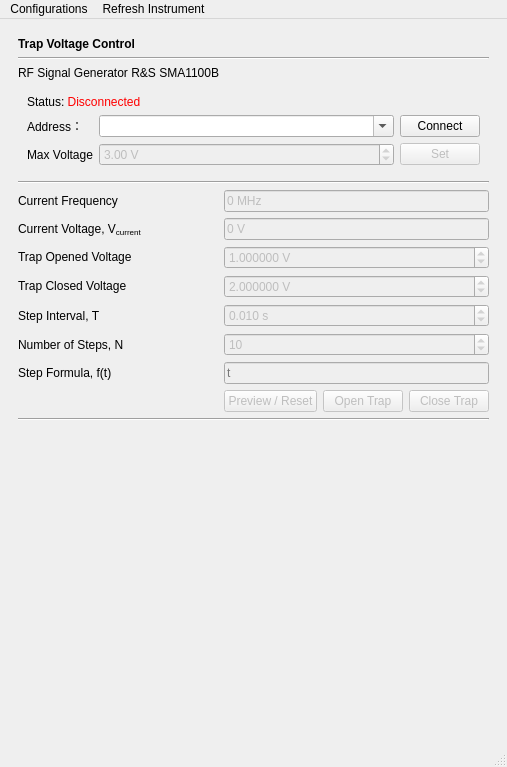
OIST-EQuIP/ion_trap_gui, file mainwindow.ui: the form before one commit.
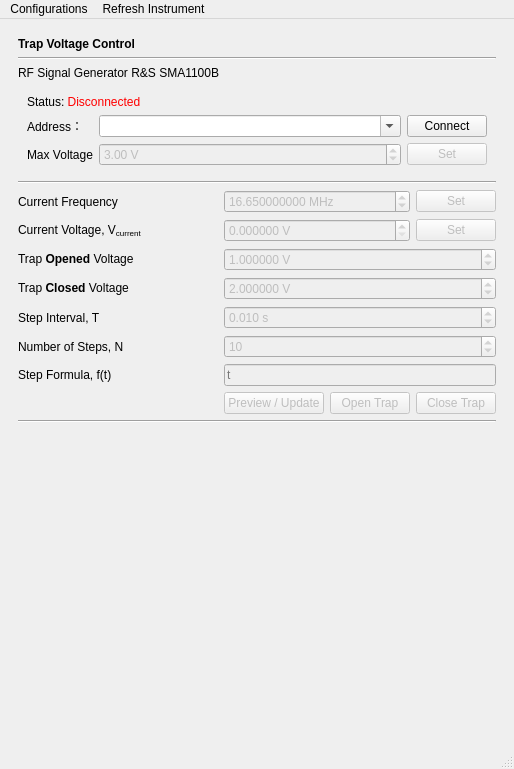
The form after the commit. Custom widgets are drawn as their Qt base class.

The edit to the form file:
```diff
--- a/mainwindow.ui
+++ b/mainwindow.ui
@@ -6,8 +6,8 @@
    <rect>
     <x>0</x>
     <y>0</y>
-    <width>483</width>
-    <height>693</height>
+    <width>485</width>
+    <height>699</height>
    </rect>
   </property>
   <property name="sizePolicy">
@@ -185,32 +185,6 @@
            </property>
           </widget>
          </item>
-         <item row="1" column="1" colspan="4">
-          <widget class="QLineEdit" name="rf_cur_volt">
-           <property name="enabled">
-            <bool>false</bool>
-           </property>
-           <property name="text">
-            <string>0 V</string>
-           </property>
-           <property name="readOnly">
-            <bool>false</bool>
-           </property>
-           <property name="clearButtonEnabled">
-            <bool>false</bool>
-           </property>
-          </widget>
-         </item>
-         <item row="0" column="1" colspan="4">
-          <widget class="QLineEdit" name="rf_cur_freq">
-           <property name="enabled">
-            <bool>false</bool>
-           </property>
-           <property name="text">
-            <string>0 MHz</string>
-           </property>
-          </widget>
-         </item>
          <item row="6" column="0">
           <widget class="QLabel" name="label_7">
            <property name="text">
@@ -230,6 +204,12 @@
          </item>
          <item row="0" column="0">
           <widget class="QLabel" name="label_9">
+           <property name="sizePolicy">
+            <sizepolicy hsizetype="Preferred" vsizetype="Preferred">
+             <horstretch>0</horstretch>
+             <verstretch>0</verstretch>
+            </sizepolicy>
+           </property>
            <property name="text">
             <string>Current Frequency</string>
            </property>
@@ -302,7 +282,7 @@
          <item row="2" column="0">
           <widget class="QLabel" name="label">
            <property name="text">
-            <string>&lt;html&gt;&lt;head/&gt;&lt;body&gt;&lt;p&gt;Trap Opened Voltage&lt;/p&gt;&lt;/body&gt;&lt;/html&gt;</string>
+            <string>&lt;html&gt;&lt;head/&gt;&lt;body&gt;&lt;p&gt;Trap &lt;span style=&quot; font-weight:600;&quot;&gt;Opened&lt;/span&gt; Voltage&lt;/p&gt;&lt;/body&gt;&lt;/html&gt;</string>
            </property>
           </widget>
          </item>
@@ -318,7 +298,7 @@
             <number>6</number>
            </property>
            <property name="minimum">
-            <double>0.000001000000000</double>
+            <double>0.000000000000000</double>
            </property>
            <property name="maximum">
             <double>14.109999999999999</double>
@@ -328,20 +308,10 @@
            </property>
           </widget>
          </item>
-         <item row="8" column="1" colspan="2">
-          <widget class="QPushButton" name="rf_preview_btn">
-           <property name="enabled">
-            <bool>false</bool>
-           </property>
-           <property name="text">
-            <string>Preview / Reset</string>
-           </property>
-          </widget>
-         </item>
          <item row="3" column="0" rowspan="2">
           <widget class="QLabel" name="label_11">
            <property name="text">
-            <string>&lt;html&gt;&lt;head/&gt;&lt;body&gt;&lt;p&gt;Trap Closed Voltage&lt;/p&gt;&lt;/body&gt;&lt;/html&gt;</string>
+            <string>&lt;html&gt;&lt;head/&gt;&lt;body&gt;&lt;p&gt;Trap &lt;span style=&quot; font-weight:600;&quot;&gt;Closed&lt;/span&gt; Voltage&lt;/p&gt;&lt;/body&gt;&lt;/html&gt;</string>
            </property>
           </widget>
          </item>
@@ -357,7 +327,7 @@
             <number>6</number>
            </property>
            <property name="minimum">
-            <double>0.000001000000000</double>
+            <double>0.000000000000000</double>
            </property>
            <property name="maximum">
             <double>14.109999999999999</double>
@@ -370,6 +340,92 @@
            </property>
           </widget>
          </item>
+         <item row="0" column="1" colspan="3">
+          <widget class="QDoubleSpinBox" name="rf_cur_freq">
+           <property name="enabled">
+            <bool>false</bool>
+           </property>
+           <property name="sizePolicy">
+            <sizepolicy hsizetype="Minimum" vsizetype="Fixed">
+             <horstretch>0</horstretch>
+             <verstretch>0</verstretch>
+            </sizepolicy>
+           </property>
+           <property name="suffix">
+            <string> MHz</string>
+           </property>
+           <property name="decimals">
+            <number>9</number>
+           </property>
+           <property name="minimum">
+            <double>0.008000000000000</double>
+           </property>
+           <property name="maximum">
+            <double>1000.000000000000000</double>
+           </property>
+           <property name="singleStep">
+            <double>0.000100000000000</double>
+           </property>
+           <property name="value">
+            <double>16.649999999999999</double>
+           </property>
+          </widget>
+         </item>
+         <item row="0" column="4">
+          <widget class="QPushButton" name="rf_cur_freq_btn">
+           <property name="enabled">
+            <bool>false</bool>
+           </property>
+           <property name="text">
+            <string>Set</string>
+           </property>
+          </widget>
+         </item>
+         <item row="1" column="1" colspan="3">
+          <widget class="QDoubleSpinBox" name="rf_cur_volt">
+           <property name="enabled">
+            <bool>false</bool>
+           </property>
+           <property name="suffix">
+            <string> V</string>
+           </property>
+           <property name="decimals">
+            <number>6</number>
+           </property>
+           <property name="maximum">
+            <double>14.109999999999999</double>
+           </property>
+           <property name="singleStep">
+            <double>0.010000000000000</double>
+           </property>
+          </widget>
+         </item>
+         <item row="1" column="4">
+          <widget class="QPushButton" name="rf_cur_volt_btn">
+           <property name="enabled">
+            <bool>false</bool>
+           </property>
+           <property name="text">
+            <string>Set</string>
+           </property>
+          </widget>
+         </item>
+         <item row="8" column="1" colspan="2">
+          <widget class="QPushButton" name="rf_preview_btn">
+           <property name="enabled">
+            <bool>false</bool>
+           </property>
+           <property name="sizePolicy">
+            <sizepolicy hsizetype="Minimum" vsizetype="Fixed">
+             <horstretch>0</horstretch>
+             <verstretch>0</verstretch>
+            </sizepolicy>
+           </property>
+           <property name="text">
+            <string>Preview / Update</string>
+           </property>
+          </widget>
+         </item>
         </layout>
        </item>
        <item>
@@ -421,7 +477,7 @@
     <rect>
      <x>0</x>
      <y>0</y>
-     <width>483</width>
+     <width>485</width>
      <height>21</height>
     </rect>
    </property>
```
Left out of the diff: 8 changed lines with no effect on the pictures.
